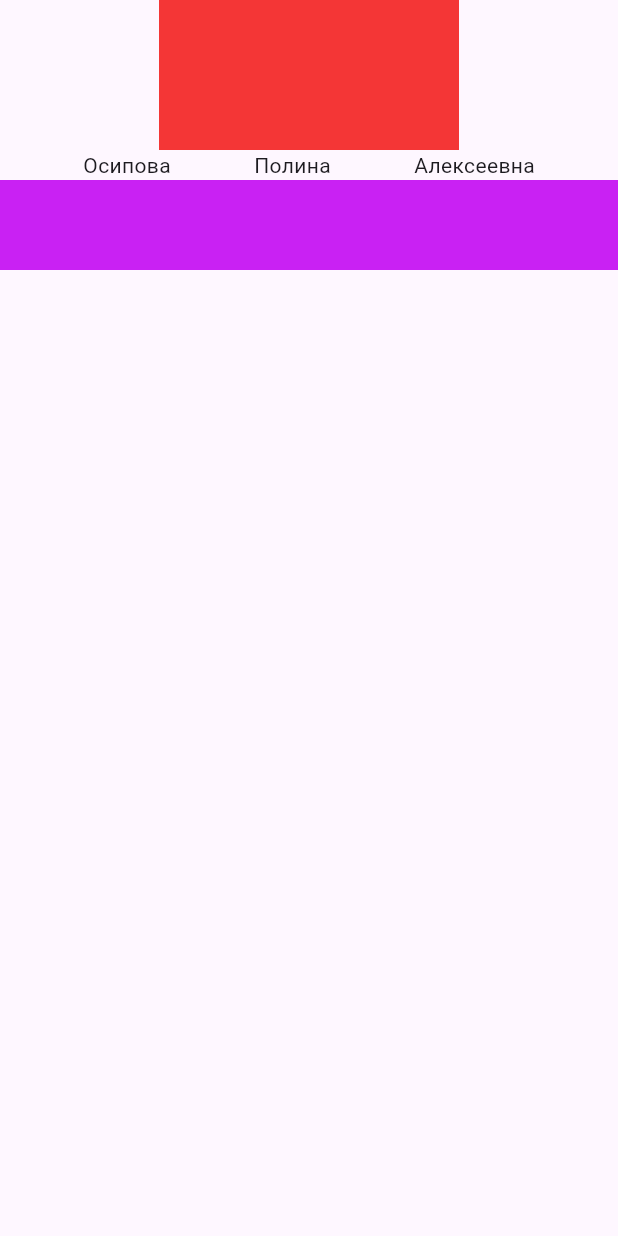
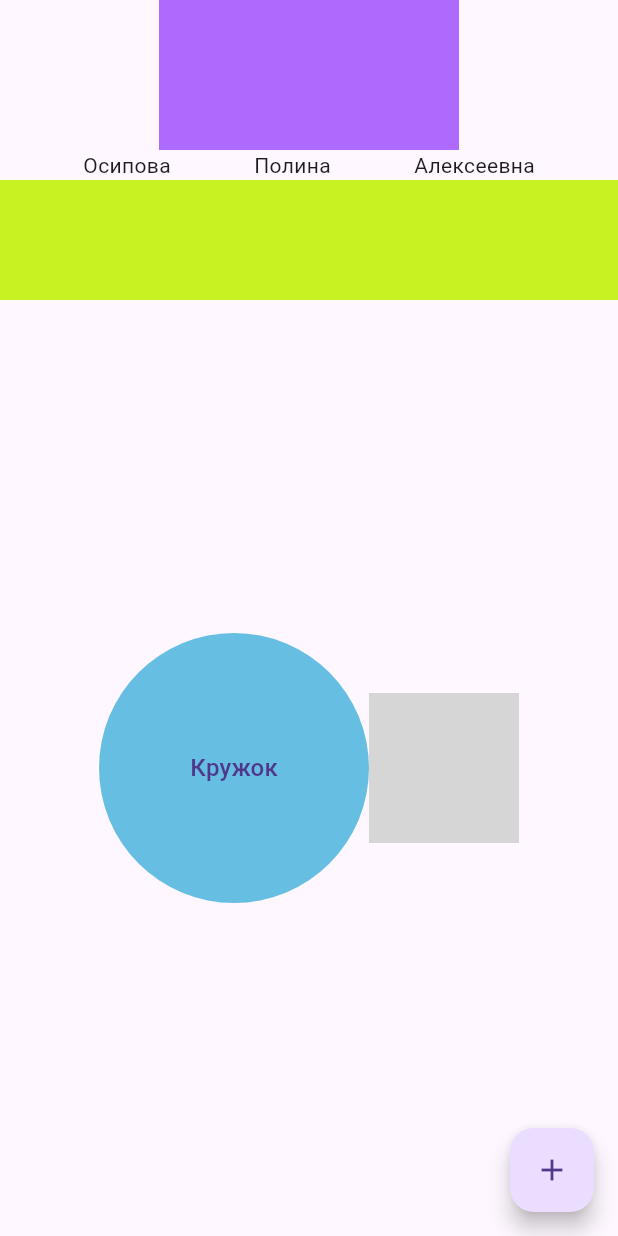
Before and after one commit to polinaosipova3012-eng/lab1, a Flutter app: the screen it shows after launch, on a phone screen of 412 x 824 dp. Run offline on Flutter 3.47's test engine with Material 3 defaults, Android fonts, the phone set to English and light mode, and no system bars; network calls fail; grey boxes are pictures that could not be loaded.

Commit message:
feat: add interactive elements

```diff
--- a/flutter_application_1/lib/main.dart
+++ b/flutter_application_1/lib/main.dart
@@ -24,21 +24,23 @@ class MyHomePage extends StatelessWidget {
 
   @override
   Widget build(BuildContext context) {
+    // Очищаем содержимое метода build и создаём новый интерфейс
+
     return Scaffold(
-      // Используем виджет Scaffold (основной каркас экрана)
+      // Используем виджет Scaffold как основной каркас экрана
       body: Column(
         // Размещаем внутри body виджет Column для вертикального расположения элементов
         children: [
-          // Первый Container
+          // Первый Container — задаём ширину, высоту и цвет
           Container(
-            width: 200, // Задаём ширину
-            height: 100, // Задаём высоту
-            color: const Color.fromARGB(255, 244, 54, 54), // Задаём цвет фона
+            width: 200, // Задаём фиксированную ширину
+            height: 100, // Задаём фиксированную высоту
+            color: const Color.fromARGB(255, 174, 105, 253), // Задаём цвет фона
           ),
 
           // Row с тремя текстовыми элементами
           Row(
-            // mainAxisAlignment: MainAxisAlignment.spaceEvenly
+            // Используем mainAxisAlignment: MainAxisAlignment.spaceEvenly
             // чтобы равномерно распределить тексты по ширине экрана
             mainAxisAlignment: MainAxisAlignment.spaceEvenly,
             children: [
@@ -50,11 +52,44 @@ class MyHomePage extends StatelessWidget {
 
           // Второй Container — ещё один с другими параметрами
           Container(
-            width: 900, // ширина
-            height: 60,  //высота
-            color: const Color.fromARGB(255, 201, 33, 243), // Другой цвет
+            width: 800, // Другая ширина
+            height: 80,  // Другая высота
+            color: const Color.fromARGB(255, 198, 243, 33), // Другой цвет
+          ),
+
+          Expanded(
+            // Виджет Expanded позволяет занять оставшееся пространство
+            child: Row(
+              // Размещаем внутри Expanded виджет Row
+              mainAxisAlignment: MainAxisAlignment.center, // Центрируем
+              children: [
+                // Первый CircleAvatar — с обычным цветом
+                CircleAvatar(
+                  radius: 90, // Задаём радиус
+                  backgroundColor: const Color.fromARGB(255, 102, 191, 226),
+                  child: Text('Кружок'),
+                ),
+
+                // Второй CircleAvatar — с изображением из интернета
+                CircleAvatar(
+                  radius: 50, // Другой радиус
+                  backgroundImage: NetworkImage(
+                    'https://avatars.mds.yandex.net/i?id=dba9ed35353666649375c50ec1edefc71642d080b4db2eef-12421437-images-thumbs&n=13', // Ссылка на любое изображение из интернета
+                  ),
+                ),
+              ],
+            ),
           ),
         ],
+      ),
+
+      // Добавляем FloatingActionButton в свойство floatingActionButton Scaffold
+      floatingActionButton: FloatingActionButton(
+        onPressed: () {
+          // Обработчик нажатия: выводим сообщение в консоль
+          print('Нажали кнопочку');
+        },
+        child: Icon(Icons.add), // Иконка кнопки
       ),
     );
   }
```
